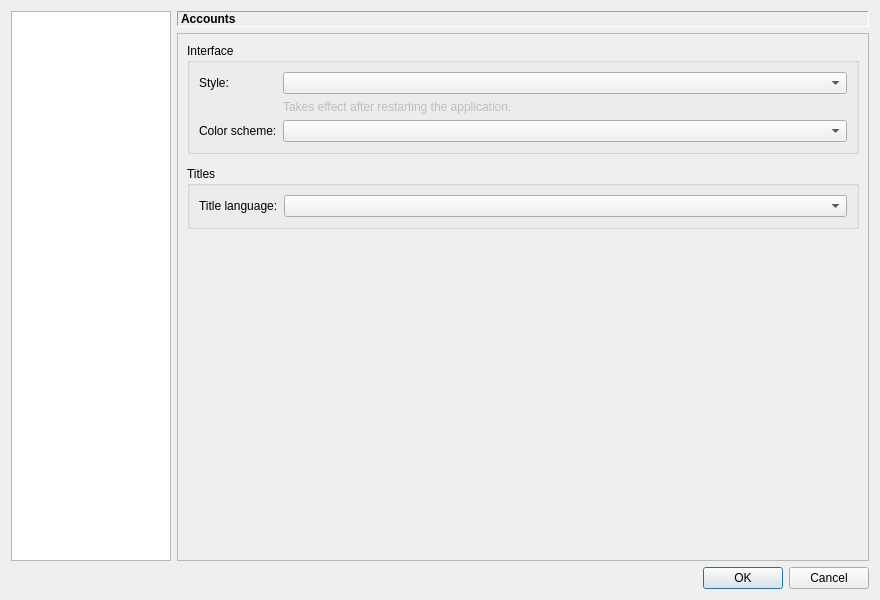
This is src/gui/settings/settings_dialog.ui in erengy/taiga as Qt 5 draws it before an edit. The edited form follows.
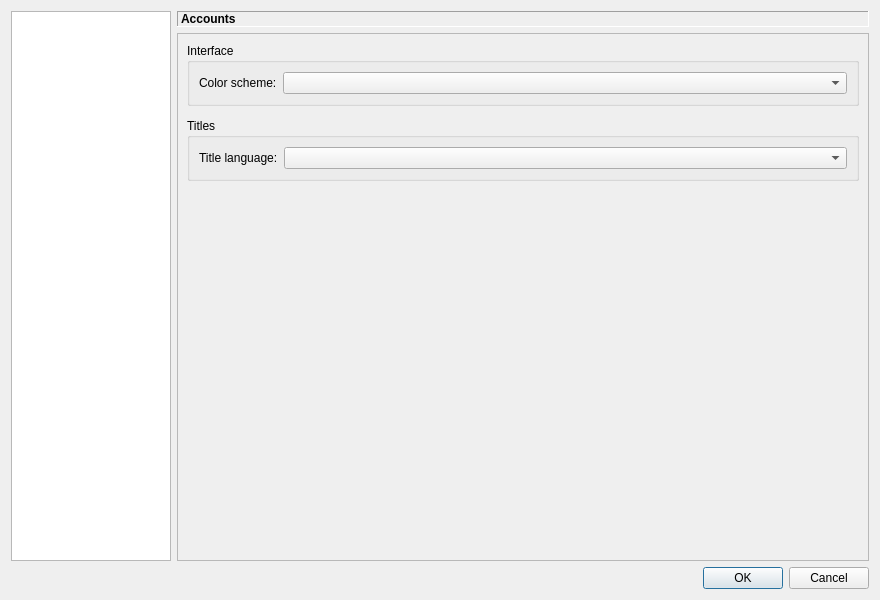
This is the edited form. The open tabs and pages were chosen to show the change.

Commit message: Move application style setting to Advanced page

```diff
--- a/src/gui/settings/settings_dialog.ui
+++ b/src/gui/settings/settings_dialog.ui
@@ -379,29 +379,6 @@
                  </property>
                  <layout class="QFormLayout" name="interfaceFormLayout">
                   <item row="0" column="0">
-                   <widget class="QLabel" name="styleLabel">
-                    <property name="text">
-                     <string>Style:</string>
-                    </property>
-                    <property name="buddy">
-                     <cstring>styleComboBox</cstring>
-                    </property>
-                   </widget>
-                  </item>
-                  <item row="0" column="1">
-                   <widget class="QComboBox" name="styleComboBox"/>
-                  </item>
-                  <item row="1" column="1">
-                   <widget class="QLabel" name="styleHintLabel">
-                    <property name="enabled">
-                     <bool>false</bool>
-                    </property>
-                    <property name="text">
-                     <string>Takes effect after restarting the application.</string>
-                    </property>
-                   </widget>
-                  </item>
-                  <item row="2" column="0">
                    <widget class="QLabel" name="colorSchemeLabel">
                     <property name="text">
                      <string>Color scheme:</string>
@@ -411,7 +388,7 @@
                     </property>
                    </widget>
                   </item>
-                  <item row="2" column="1">
+                  <item row="0" column="1">
                    <widget class="QComboBox" name="colorSchemeComboBox"/>
                   </item>
                  </layout>
```
The commit also changes 3 other files.
